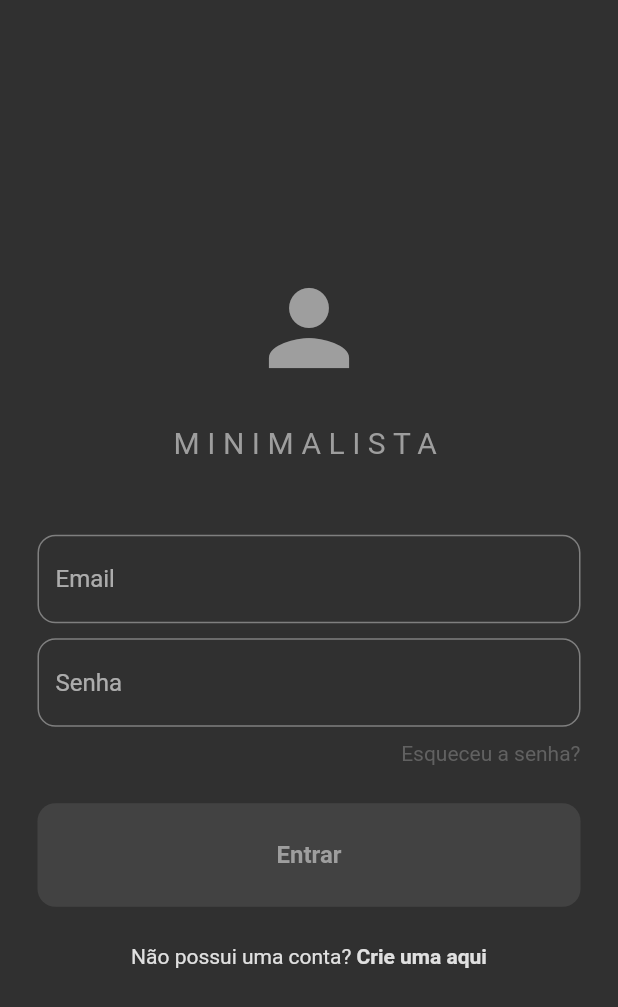
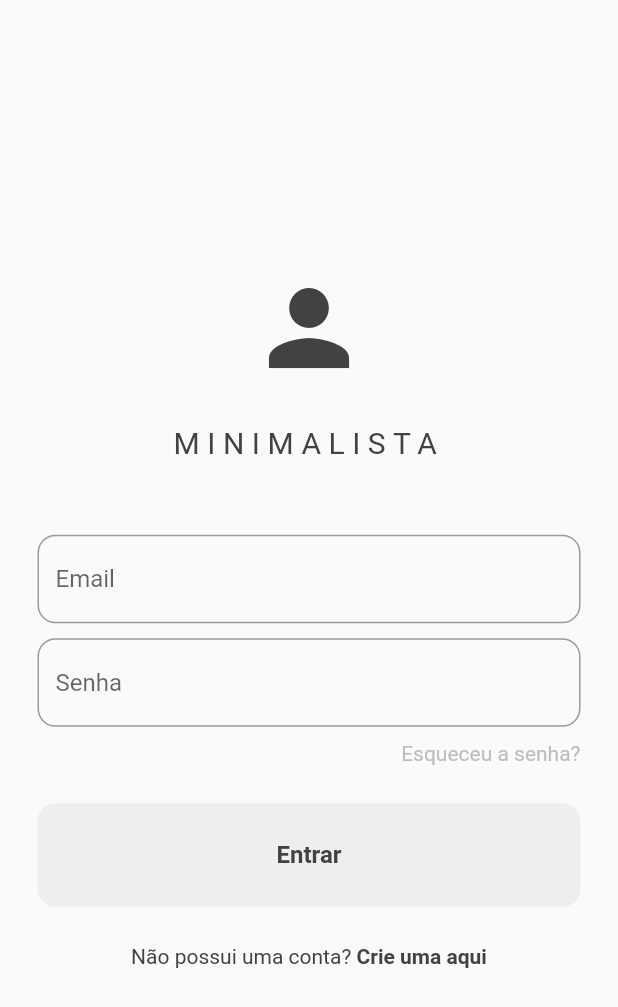
Before and after one commit to maisaamadeu/minimal_social_media, a Flutter app: the screen it shows after launch, on a phone screen of 412 x 824 dp. Shown: the top 1007 px of the screen. Run offline on Flutter 3.47's test engine with Material 2 defaults, Android fonts, the phone set to English and light mode, and no system bars; our stand-ins replace dio, get.

Commit message:
iniciando o gerenciamento de estado com getx

```diff
--- a/lib/app/app_widget.dart
+++ b/lib/app/app_widget.dart
@@ -1,15 +1,24 @@
 import 'package:flutter/material.dart';
+import 'package:get/get.dart';
+import 'package:minimal_social_media/app/bindings/app_binding.dart';
 import 'package:minimal_social_media/app/pages/login_page.dart';
+import 'package:minimal_social_media/app/shared/controllers/theme_controller.dart';
 import 'package:minimal_social_media/app/shared/themes/dark_mode.dart';
+import 'package:minimal_social_media/app/shared/themes/light_mode.dart';
 
 class AppWidget extends StatelessWidget {
-  const AppWidget({super.key});
+  AppWidget({super.key});
+
+  final themeController = Get.put(ThemeController());
 
   @override
   Widget build(BuildContext context) {
-    return MaterialApp(
-      theme: darkMode,
-      home: const LoginPage(),
+    return Obx(
+      () => GetMaterialApp(
+        theme: themeController.lightMode.value ? lightMode : darkMode,
+        initialBinding: AppBinding(),
+        home: const LoginPage(),
+      ),
     );
   }
 }
--- /dev/null
+++ b/lib/app/bindings/app_binding.dart
@@ -0,0 +1,9 @@
+import 'package:get/get.dart';
+import 'package:minimal_social_media/app/shared/controllers/theme_controller.dart';
+
+class AppBinding implements Bindings {
+  @override
+  void dependencies() {
+    Get.lazyPut(() => ThemeController());
+  }
+}
--- a/lib/app/pages/login_page.dart
+++ b/lib/app/pages/login_page.dart
@@ -100,7 +100,7 @@ class _LoginPageState extends State<LoginPage> {
                     } else {
                       Navigator.of(context).pushAndRemoveUntil(
                           MaterialPageRoute(
-                            builder: (context) => const HomePage(),
+                            builder: (context) => HomePage(),
                           ),
                           (route) => false);
                     }
--- a/lib/app/pages/register_page.dart
+++ b/lib/app/pages/register_page.dart
@@ -114,7 +114,7 @@ class _RegisterPageState extends State<RegisterPage> {
                         } else {
                           Navigator.of(context).pushAndRemoveUntil(
                               MaterialPageRoute(
-                                builder: (context) => const HomePage(),
+                                builder: (context) => HomePage(),
                               ),
                               (route) => false);
                         }
--- /dev/null
+++ b/lib/app/shared/controllers/theme_controller.dart
@@ -0,0 +1,9 @@
+import 'package:get/get.dart';
+
+class ThemeController extends GetxController {
+  final lightMode = true.obs;
+
+  void switchApplicationMode(bool isLightMode) {
+    lightMode(isLightMode);
+  }
+}
--- a/lib/app/shared/services/auth_service.dart
+++ b/lib/app/shared/services/auth_service.dart
@@ -1,4 +1,5 @@
 import 'package:dio/dio.dart';
+import 'package:flutter/material.dart';
 import 'package:minimal_social_media/app/shared/private/back_4_app_headers.dart';
 import 'package:minimal_social_media/app/shared/validators/confirm_password_validator.dart';
 import 'package:minimal_social_media/app/shared/validators/email_validator.dart';
@@ -42,7 +43,7 @@ class Auth {
 
       return resultValidators;
     } catch (e) {
-      print('An error occurred during login: $e');
+      debugPrint('An error occurred during login: $e');
       return "Ocorreu um erro ao realizar o login";
     }
   }
@@ -93,7 +94,7 @@ class Auth {
 
       return resultValidators;
     } catch (e) {
-      print('An error occurred during registration: $e');
+      debugPrint('An error occurred during registration: $e');
       return "Ocorreu um erro ao realizar o cadastro";
     }
   }
--- a/lib/main.dart
+++ b/lib/main.dart
@@ -2,5 +2,5 @@ import 'package:flutter/material.dart';
 import 'package:minimal_social_media/app/app_widget.dart';
 
 void main() {
-  runApp(const AppWidget());
+  runApp(AppWidget());
 }
```
Also changed, not shown: lib/app/pages/home_page.dart (+26 -2 lines), 1 other file.
